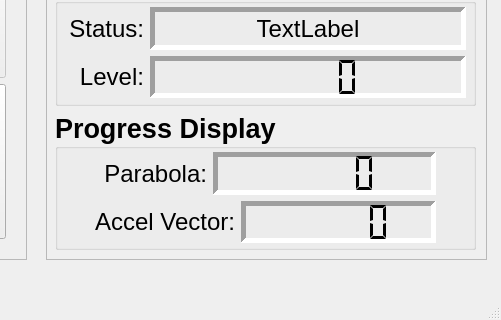
Before: the Qt Designer form src/jetsonDisplay/spaceCalMW.ui in twaddellberkeley/SpaceCAL, drawn with Qt 5; both pictures show x 523 to 1024 and y 280 to 600 of the 1024 by 600 pixel window.
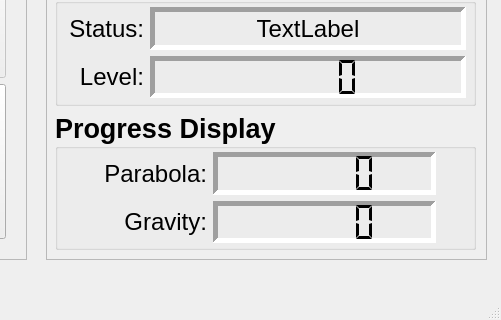
After: the same form once the commit is applied.

The edit to the form file:
```diff
--- a/src/jetsonDisplay/spaceCalMW.ui
+++ b/src/jetsonDisplay/spaceCalMW.ui
@@ -697,7 +697,7 @@
                </font>
               </property>
               <property name="text">
-               <string>Accel Vector:</string>
+               <string>Gravity:</string>
               </property>
               <property name="alignment">
                <set>Qt::AlignRight|Qt::AlignTrailing|Qt::AlignVCenter</set>
```
